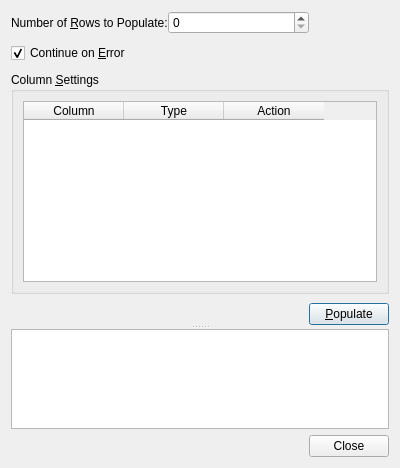
Above: Sqliteman/sqliteman/populatordialog.ui from iamkjg/sqliteman before the change. Below: the same form after it.
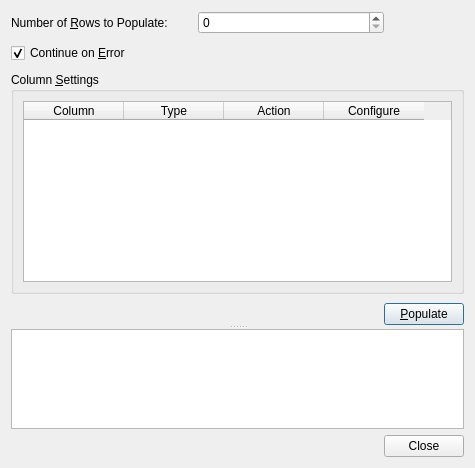
That is the form after the change.

Patch:
```diff
--- a/Sqliteman/sqliteman/populatordialog.ui
+++ b/Sqliteman/sqliteman/populatordialog.ui
@@ -5,7 +5,7 @@
    <rect>
     <x>0</x>
     <y>0</y>
-    <width>400</width>
+    <width>475</width>
     <height>468</height>
    </rect>
   </property>
@@ -77,7 +77,7 @@
              <enum>QAbstractItemView::SelectRows</enum>
             </property>
             <property name="columnCount" >
-             <number>3</number>
+             <number>4</number>
             </property>
             <column>
              <property name="text" >
@@ -94,6 +94,11 @@
               <string>Action</string>
              </property>
             </column>
+            <column>
+             <property name="text" >
+              <string>Configure</string>
+             </property>
+            </column>
            </widget>
           </item>
          </layout>
```
